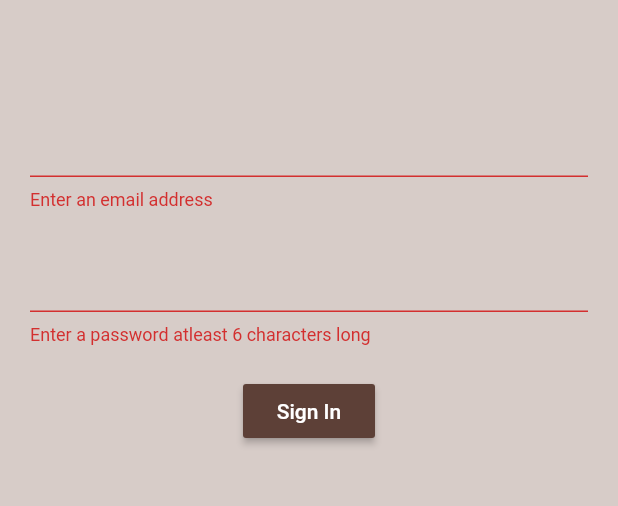
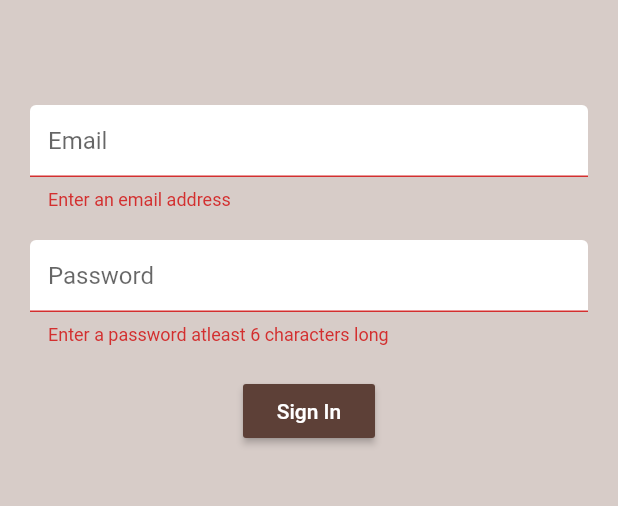
Before and after one commit to kharioki/Brew_crew, a Flutter app: the screen it shows after launch, after a tap on "Sign In", on a phone screen of 412 x 824 dp, the part 84-590 px from its top. Run offline on Flutter 3.47's test engine with Material 2 defaults, Android fonts, the phone set to English and light mode, and no system bars; our stand-ins replace firebase_auth; accounts and stored records are empty.

Commit message:
shared text input decoration

```diff
--- a/lib/screens/authenticate/register.dart
+++ b/lib/screens/authenticate/register.dart
@@ -1,5 +1,6 @@
 import 'package:brew_crew/services/auth.dart';
 import 'package:flutter/material.dart';
+import 'package:brew_crew/shared/constants.dart';
 
 class Register extends StatefulWidget {
   final Function toggleView;
@@ -46,6 +47,7 @@ class _RegisterState extends State<Register> {
             children: <Widget>[
               SizedBox(height: 20.0),
               TextFormField(
+                decoration: textInputDecoration.copyWith(hintText: 'Email'),
                 validator: (val) =>
                     val.isEmpty ? 'Enter an email address' : null,
                 onChanged: (val) {
@@ -54,6 +56,7 @@ class _RegisterState extends State<Register> {
               ),
               SizedBox(height: 20.0),
               TextFormField(
+                decoration: textInputDecoration.copyWith(hintText: 'Password'),
                 validator: (val) => val.length < 6
                     ? 'Enter a password atleast 6 characters long'
                     : null,
--- a/lib/screens/authenticate/sign_in.dart
+++ b/lib/screens/authenticate/sign_in.dart
@@ -1,5 +1,6 @@
 import 'package:brew_crew/services/auth.dart';
 import 'package:flutter/material.dart';
+import 'package:brew_crew/shared/constants.dart';
 
 class SignIn extends StatefulWidget {
   final Function toggleView;
@@ -46,6 +47,7 @@ class _SignInState extends State<SignIn> {
             children: <Widget>[
               SizedBox(height: 20.0),
               TextFormField(
+                decoration: textInputDecoration.copyWith(hintText: 'Email'),
                 validator: (val) =>
                     val.isEmpty ? 'Enter an email address' : null,
                 onChanged: (val) {
@@ -54,6 +56,7 @@ class _SignInState extends State<SignIn> {
               ),
               SizedBox(height: 20.0),
               TextFormField(
+                decoration: textInputDecoration.copyWith(hintText: 'Password'),
                 validator: (val) => val.length < 6
                     ? 'Enter a password atleast 6 characters long'
                     : null,
--- /dev/null
+++ b/lib/shared/constants.dart
@@ -0,0 +1,12 @@
+import 'package:flutter/material.dart';
+
+const textInputDecoration = InputDecoration(
+  fillColor: Colors.white,
+  filled: true,
+  enabledBorder: OutlineInputBorder(
+    borderSide: BorderSide(color: Colors.white, width: 2.0),
+  ),
+  focusedBorder: OutlineInputBorder(
+    borderSide: BorderSide(color: Colors.brown, width: 2.0),
+  ),
+);
```
